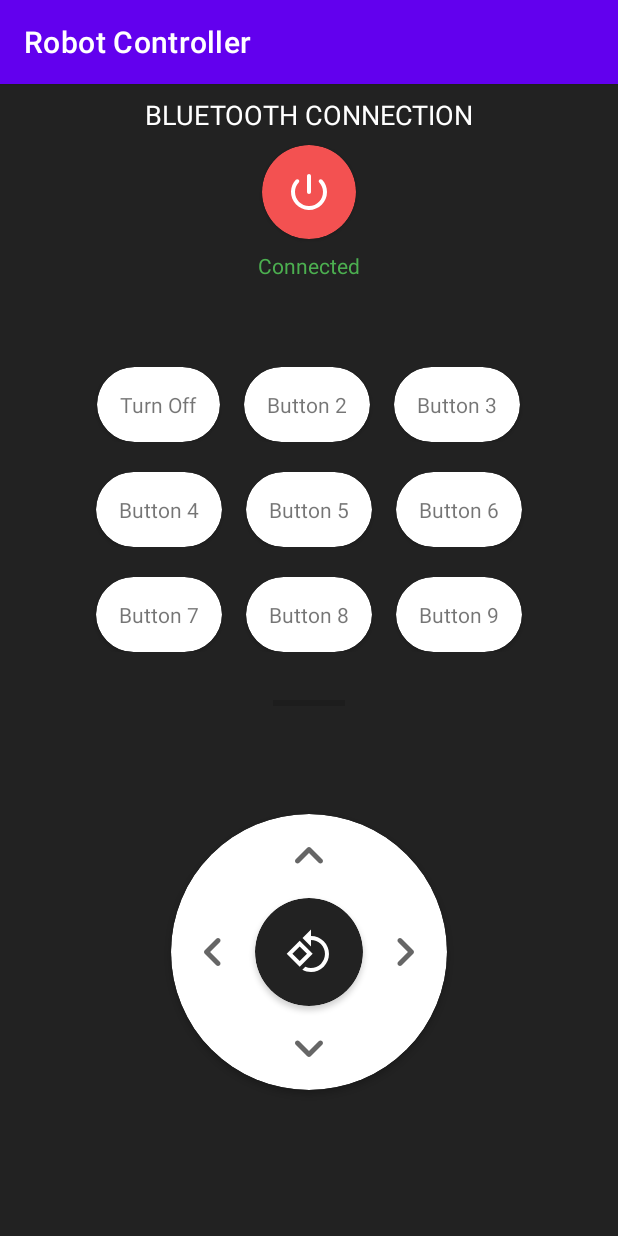
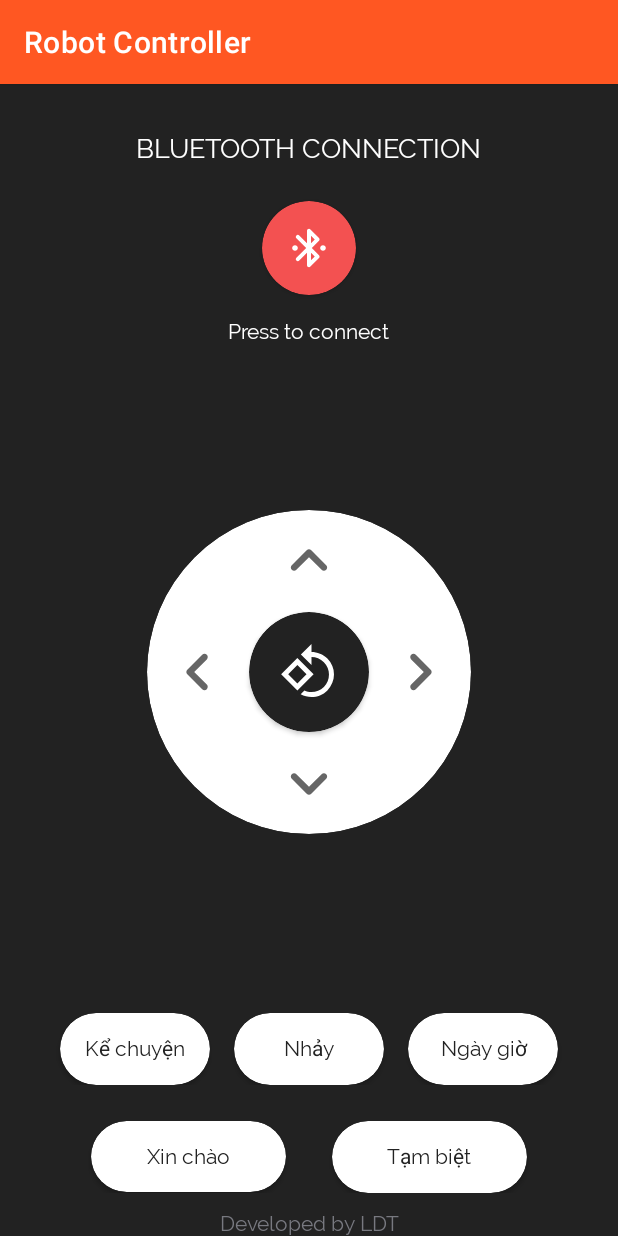
Before and after one commit to lokishengoku/robot_controller, an Android app: the screen it shows after launch (MainActivity), on a phone screen of 412 x 824 dp. Run offline under Robolectric (Android 15) with nearby library versions, the phone set to English and light mode, and no system bars; 2 statements that could not run were skipped.

Commit message:
modify UI

```diff
--- /dev/null
+++ b/app/src/main/res/drawable/ic_round_bluetooth_connected_24.xml
@@ -0,0 +1,10 @@
+<vector xmlns:android="http://schemas.android.com/apk/res/android"
+    android:width="24dp"
+    android:height="24dp"
+    android:viewportWidth="24"
+    android:viewportHeight="24"
+    android:tint="?attr/colorControlNormal">
+  <path
+      android:fillColor="@android:color/white"
+      android:pathData="M6,13c0.55,-0.55 0.55,-1.44 0,-1.99L6,11c-0.55,-0.55 -1.45,-0.55 -2,0s-0.55,1.45 0,2 1.45,0.55 2,0zM20,11c-0.56,-0.56 -1.45,-0.56 -2,-0.01L18,11c-0.55,0.55 -0.55,1.44 0,1.99L18,13c0.55,0.55 1.44,0.55 1.99,0L20,13c0.55,-0.55 0.55,-1.45 0,-2zM17,7l-4.29,-4.29c-0.63,-0.63 -1.71,-0.19 -1.71,0.7v6.18L7.11,5.7c-0.39,-0.39 -1.02,-0.39 -1.41,0 -0.39,0.39 -0.39,1.02 0,1.41L10.59,12 5.7,16.89c-0.39,0.39 -0.39,1.02 0,1.41 0.39,0.39 1.02,0.39 1.41,0L11,14.41v6.18c0,0.89 1.08,1.34 1.71,0.71L17,17c0.39,-0.39 0.39,-1.02 0,-1.42L13.41,12 17,8.42c0.39,-0.39 0.39,-1.03 0,-1.42zM14.88,16.29L13,18.17v-3.76l1.88,1.88zM13,9.59L13,5.83l1.88,1.88L13,9.59z"/>
+</vector>
--- a/app/src/main/res/layout/activity_main.xml
+++ b/app/src/main/res/layout/activity_main.xml
@@ -11,7 +11,7 @@
         android:id="@+id/btnPower"
         android:layout_width="wrap_content"
         android:layout_height="wrap_content"
-        android:layout_marginTop="8dp"
+        android:layout_marginTop="24dp"
         app:cardBackgroundColor="@color/red"
         app:cardCornerRadius="52dp"
         app:contentPadding="15dp"
@@ -23,11 +23,11 @@
             android:id="@+id/imageView6"
             android:layout_width="32dp"
             android:layout_height="32dp"
-            app:srcCompat="@drawable/ic_round_power_settings_new_24"
+            android:contentDescription="@string/power"
+            app:srcCompat="@drawable/ic_round_bluetooth_connected_24"
             app:tint="@color/white"
             tools:layout_editor_absoluteX="144dp"
-            tools:layout_editor_absoluteY="239dp"
-            android:contentDescription="@string/power" />
+            tools:layout_editor_absoluteY="239dp" />
     </androidx.cardview.widget.CardView>
 
 
@@ -35,12 +35,12 @@
         android:id="@+id/cardView3"
         android:layout_width="wrap_content"
         android:layout_height="wrap_content"
-        android:layout_marginBottom="32dp"
+        android:layout_marginTop="16dp"
         app:cardCornerRadius="200dp"
         app:layout_constraintBottom_toBottomOf="parent"
         app:layout_constraintEnd_toEndOf="parent"
         app:layout_constraintStart_toStartOf="parent"
-        app:layout_constraintTop_toBottomOf="@+id/progressBar">
+        app:layout_constraintTop_toTopOf="parent">
 
         <androidx.constraintlayout.widget.ConstraintLayout
             android:layout_width="match_parent"
@@ -63,8 +63,8 @@
                 app:layout_constraintTop_toTopOf="parent">
 
                 <ImageView
-                    android:layout_width="32dp"
-                    android:layout_height="32dp"
+                    android:layout_width="40dp"
+                    android:layout_height="40dp"
                     android:contentDescription="@string/spin"
                     app:srcCompat="@drawable/ic_baseline_rotate_90_degrees_ccw_24"
                     app:tint="@color/white" />
@@ -72,8 +72,8 @@
 
             <ImageView
                 android:id="@+id/btnTurnLeft"
-                android:layout_width="40dp"
-                android:layout_height="40dp"
+                android:layout_width="52dp"
+                android:layout_height="52dp"
                 android:layout_marginStart="8dp"
                 android:layout_marginEnd="8dp"
                 android:contentDescription="@string/turn_left"
@@ -85,8 +85,8 @@
 
             <ImageView
                 android:id="@+id/btnTurnRight"
-                android:layout_width="40dp"
-                android:layout_height="40dp"
+                android:layout_width="52dp"
+                android:layout_height="52dp"
                 android:layout_marginStart="8dp"
                 android:layout_marginEnd="8dp"
                 android:contentDescription="@string/turn_right"
@@ -98,8 +98,8 @@
 
             <ImageView
                 android:id="@+id/btnMoveOn"
-                android:layout_width="40dp"
-                android:layout_height="40dp"
+                android:layout_width="52dp"
+                android:layout_height="52dp"
                 android:layout_marginTop="8dp"
                 android:layout_marginBottom="8dp"
                 android:contentDescription="@string/move_on"
@@ -111,8 +111,8 @@
 
             <ImageView
                 android:id="@+id/btnGoBack"
-                android:layout_width="40dp"
-                android:layout_height="40dp"
+                android:layout_width="52dp"
+                android:layout_height="52dp"
                 android:layout_marginTop="8dp"
                 android:layout_marginBottom="8dp"
                 android:contentDescription="@string/go_back"
@@ -129,7 +129,8 @@
         android:id="@+id/textView"
         android:layout_width="wrap_content"
         android:layout_height="wrap_content"
-        android:layout_marginTop="8dp"
+        android:layout_marginTop="32dp"
+        android:fontFamily="@font/raleway"
         android:text="@string/bluetooth_connection"
         android:textColor="#FFFFFF"
         android:textSize="18sp"
@@ -137,178 +138,129 @@
         app:layout_constraintStart_toStartOf="@+id/btnPower"
         app:layout_constraintTop_toTopOf="parent" />
 
+
     <LinearLayout
         android:id="@+id/linearLayout"
         android:layout_width="match_parent"
-        android:layout_height="0dp"
-        android:layout_marginTop="48dp"
+        android:layout_height="wrap_content"
         android:orientation="vertical"
+        app:layout_constraintBottom_toTopOf="@+id/textView2"
         app:layout_constraintEnd_toEndOf="parent"
         app:layout_constraintStart_toStartOf="parent"
-        app:layout_constraintTop_toBottomOf="@+id/txtBluetoothStatus">
+        app:layout_constraintTop_toBottomOf="@+id/cardView3"
+        app:layout_constraintVertical_bias="1.0">
 
         <LinearLayout
             android:layout_width="match_parent"
             android:layout_height="wrap_content"
-            android:layout_marginVertical="10dp"
+            android:layout_marginVertical="12dp"
             android:gravity="center"
-            android:orientation="horizontal"
-            android:paddingHorizontal="16dp">
+            android:orientation="horizontal">
 
             <androidx.cardview.widget.CardView
-                android:id="@+id/btn1"
-                android:layout_width="wrap_content"
+                android:id="@+id/btnTalk"
+                android:layout_width="100dp"
                 android:layout_height="wrap_content"
                 android:layout_marginHorizontal="8dp"
-                app:cardCornerRadius="50dp"
-                app:contentPadding="15dp">
-
-                <TextView
-                    android:id="@+id/txtBtn1"
-                    android:layout_width="match_parent"
-                    android:layout_height="match_parent"
-                    android:text="Turn Off" />
-            </androidx.cardview.widget.CardView>
-
-            <androidx.cardview.widget.CardView
-                android:id="@+id/btn2"
-                android:layout_width="wrap_content"
-                android:layout_height="wrap_content"
-                android:layout_marginHorizontal="8dp"
-                app:cardCornerRadius="50dp"
-                app:contentPadding="15dp">
+                app:cardCornerRadius="50dp">
 
                 <TextView
                     android:layout_width="match_parent"
                     android:layout_height="match_parent"
-                    android:text="Button 2" />
+                    android:layout_marginVertical="15dp"
+                    android:fontFamily="@font/raleway"
+                    android:text="@string/talk"
+                    android:textAlignment="center"
+                    android:textColor="@color/dark" />
             </androidx.cardview.widget.CardView>
 
             <androidx.cardview.widget.CardView
-                android:id="@+id/btn3"
-                android:layout_width="wrap_content"
+                android:id="@+id/btnDance"
+                android:layout_width="100dp"
                 android:layout_height="wrap_content"
                 android:layout_marginHorizontal="8dp"
-                app:cardCornerRadius="50dp"
-                app:contentPadding="15dp">
+                app:cardCornerRadius="50dp">
 
                 <TextView
                     android:layout_width="match_parent"
                     android:layout_height="match_parent"
-                    android:text="Button 3" />
+                    android:layout_marginVertical="15dp"
+                    android:fontFamily="@font/raleway"
+                    android:text="@string/nh_y"
+                    android:textAlignment="center"
+                    android:textColor="@color/dark" />
+            </androidx.cardview.widget.CardView>
+
+            <androidx.cardview.widget.CardView
+                android:id="@+id/btnTime"
+                android:layout_width="100dp"
+                android:layout_height="wrap_content"
+                android:layout_marginHorizontal="8dp"
+                app:cardCornerRadius="50dp">
+
+                <TextView
+                    android:layout_width="match_parent"
+                    android:layout_height="match_parent"
+                    android:layout_marginVertical="15dp"
+                    android:fontFamily="@font/raleway"
+                    android:text="@string/ng_y_gi"
+                    android:textAlignment="center"
+                    android:textColor="@color/dark" />
             </androidx.cardview.widget.CardView>
         </LinearLayout>
 
         <LinearLayout
             android:layout_width="match_parent"
             android:layout_height="wrap_content"
-            android:layout_marginVertical="10dp"
+            android:layout_marginVertical="12dp"
             android:gravity="center"
-            android:orientation="horizontal"
-            android:paddingHorizontal="16dp">
+            android:orientation="horizontal">
 
             <androidx.cardview.widget.CardView
-                android:id="@+id/btn4"
-                android:layout_width="wrap_content"
+                android:id="@+id/btnHello"
+                android:layout_width="130dp"
                 android:layout_height="wrap_content"
-                android:layout_marginHorizontal="8dp"
-                app:cardCornerRadius="50dp"
-                app:contentPadding="15dp">
+                android:layout_marginHorizontal="15dp"
+                app:cardCornerRadius="50dp">
 
                 <TextView
                     android:layout_width="match_parent"
-                    android:layout_height="match_parent"
-                    android:text="Button 4" />
+                    android:layout_height="wrap_content"
+                    android:layout_marginVertical="15dp"
+                    android:fontFamily="@font/raleway"
+                    android:text="@string/xin_ch_o"
+                    android:textAlignment="center"
+                    android:textColor="@color/dark" />
             </androidx.cardview.widget.CardView>
 
             <androidx.cardview.widget.CardView
-                android:id="@+id/btn5"
-                android:layout_width="wrap_content"
+                android:id="@+id/btnGoodbye"
+                android:layout_width="130dp"
                 android:layout_height="wrap_content"
-                android:layout_marginHorizontal="8dp"
-                app:cardCornerRadius="50dp"
-                app:contentPadding="15dp">
+                android:layout_marginHorizontal="15dp"
+                app:cardCornerRadius="50dp">
 
                 <TextView
                     android:layout_width="match_parent"
-                    android:layout_height="match_parent"
-                    android:text="Button 5" />
-            </androidx.cardview.widget.CardView>
-
-            <androidx.cardview.widget.CardView
-                android:id="@+id/btn6"
-                android:layout_width="wrap_content"
-                android:layout_height="wrap_content"
-                android:layout_marginHorizontal="8dp"
-                app:cardCornerRadius="50dp"
-                app:contentPadding="15dp">
-
-                <TextView
-                    android:layout_width="match_parent"
-                    android:layout_height="match_parent"
-                    android:text="Button 6" />
+                    android:layout_height="wrap_content"
+                    android:layout_marginVertical="15dp"
+                    android:fontFamily="@font/raleway"
+                    android:text="@string/t_m_bi_t"
+                    android:textAlignment="center"
+                    android:textColor="@color/dark" />
             </androidx.cardview.widget.CardView>
         </LinearLayout>
 
-        <LinearLayout
-            android:layout_width="match_parent"
-            android:layout_height="wrap_content"
-            android:layout_marginVertical="10dp"
-            android:gravity="center"
-            android:orientation="horizontal"
-            android:paddingHorizontal="16dp">
-
-            <androidx.cardview.widget.CardView
-                android:id="@+id/btn7"
-                android:layout_width="wrap_content"
-                android:layout_height="wrap_content"
-                android:layout_marginHorizontal="8dp"
-                app:cardCornerRadius="50dp"
-                app:contentPadding="15dp">
-
-                <TextView
-                    android:layout_width="match_parent"
-                    android:layout_height="match_parent"
-                    android:text="Button 7" />
-            </androidx.cardview.widget.CardView>
-
-            <androidx.cardview.widget.CardView
-                android:id="@+id/btn8"
-                android:layout_width="wrap_content"
-                android:layout_height="wrap_content"
-                android:layout_marginHorizontal="8dp"
-                app:cardCornerRadius="50dp"
-                app:contentPadding="15dp">
-
-                <TextView
-                    android:layout_width="match_parent"
-                    android:layout_height="match_parent"
-                    android:text="Button 8" />
-            </androidx.cardview.widget.CardView>
-
-            <androidx.cardview.widget.CardView
-                android:id="@+id/btn9"
-                android:layout_width="wrap_content"
-                android:layout_height="wrap_content"
-                android:layout_marginHorizontal="8dp"
-                app:cardCornerRadius="50dp"
-                app:contentPadding="15dp">
-
-                <TextView
-                    android:layout_width="match_parent"
-                    android:layout_height="match_parent"
-                    android:text="Button 9" />
-            </androidx.cardview.widget.CardView>
-        </LinearLayout>
     </LinearLayout>
 
     <TextView
         android:id="@+id/txtBluetoothStatus"
         android:layout_width="wrap_content"
         android:layout_height="wrap_content"
-        android:layout_marginTop="8dp"
-        android:text="Connected"
-        android:textColor="#4CAF50"
+        android:layout_marginTop="16dp"
+        android:fontFamily="@font/raleway"
+        android:text="Press to connect"
+        android:textColor="@color/white"
         app:layout_constraintEnd_toEndOf="@+id/btnPower"
         app:layout_constraintStart_toStartOf="@+id/btnPower"
         app:layout_constraintTop_toBottomOf="@+id/btnPower" />
@@ -316,11 +268,26 @@
     <ProgressBar
         android:id="@+id/progressBar"
         style="?android:attr/progressBarStyleHorizontal"
+        android:indeterminate="true"
+        android:visibility="gone"
+        android:layout_width="200dp"
+        android:layout_height="wrap_content"
+        android:layout_marginStart="48dp"
+        android:layout_marginTop="16dp"
+        android:layout_marginEnd="48dp"
+        app:layout_constraintEnd_toEndOf="parent"
+        app:layout_constraintStart_toStartOf="parent"
+        app:layout_constraintTop_toBottomOf="@+id/txtBluetoothStatus" />
+
+    <TextView
+        android:id="@+id/textView2"
         android:layout_width="wrap_content"
         android:layout_height="wrap_content"
-        android:layout_marginTop="16dp"
+        android:fontFamily="@font/raleway"
+        android:text="@string/developed_by_ldt"
+        android:textAlignment="center"
+        android:textColor="#787980"
+        app:layout_constraintBottom_toBottomOf="parent"
         app:layout_constraintEnd_toEndOf="parent"
-        app:layout_constraintStart_toStartOf="parent"
-        app:layout_constraintTop_toBottomOf="@+id/linearLayout" />
-
+        app:layout_constraintStart_toStartOf="parent" />
 </androidx.constraintlayout.widget.ConstraintLayout>
--- a/app/src/main/res/layout/activity_select_device.xml
+++ b/app/src/main/res/layout/activity_select_device.xml
@@ -4,6 +4,7 @@
     xmlns:tools="http://schemas.android.com/tools"
     android:layout_width="match_parent"
     android:layout_height="match_parent"
+    android:background="@color/dark"
     tools:context=".SelectDeviceActivity">
     <androidx.recyclerview.widget.RecyclerView
         android:id="@+id/recyclerViewDevice"
@@ -12,4 +13,15 @@
         app:layout_constraintEnd_toEndOf="parent"
         app:layout_constraintStart_toStartOf="parent"
         app:layout_constraintTop_toTopOf="parent" />
+    <TextView
+        android:id="@+id/textView2"
+        android:layout_width="wrap_content"
+        android:layout_height="wrap_content"
+        android:fontFamily="@font/raleway"
+        android:text="@string/developed_by_ldt"
+        android:textAlignment="center"
+        android:textColor="#787980"
+        app:layout_constraintBottom_toBottomOf="parent"
+        app:layout_constraintEnd_toEndOf="parent"
+        app:layout_constraintStart_toStartOf="parent" />
 </androidx.constraintlayout.widget.ConstraintLayout>
--- a/app/src/main/res/layout/device_info_layout.xml
+++ b/app/src/main/res/layout/device_info_layout.xml
@@ -4,40 +4,45 @@
     android:layout_width="match_parent"
     android:layout_height="wrap_content"
     xmlns:app="http://schemas.android.com/apk/res-auto">
-    <LinearLayout
-        android:id="@+id/linearLayoutDeviceInfo"
+
+    <androidx.cardview.widget.CardView
         android:layout_width="match_parent"
         android:layout_height="wrap_content"
+        android:layout_marginVertical="16dp"
         android:layout_marginStart="16dp"
-        android:layout_marginTop="16dp"
         android:layout_marginEnd="16dp"
-        android:orientation="vertical"
+        app:cardCornerRadius="10dp"
+        app:layout_constraintBottom_toBottomOf="parent"
         app:layout_constraintEnd_toEndOf="parent"
         app:layout_constraintStart_toStartOf="parent"
         app:layout_constraintTop_toTopOf="parent">
 
-        <TextView
-            android:id="@+id/textViewDeviceName"
+        <LinearLayout
+            android:id="@+id/linearLayoutDeviceInfo"
             android:layout_width="match_parent"
             android:layout_height="wrap_content"
-            android:textSize="18sp"
-            android:textStyle="bold" />
+            android:layout_marginHorizontal="15dp"
+            android:layout_marginVertical="8dp"
+            android:orientation="vertical">
 
-        <TextView
-            android:id="@+id/textViewDeviceAddress"
-            android:layout_width="match_parent"
-            android:layout_height="wrap_content" />
-    </LinearLayout>
+            <TextView
+                android:id="@+id/textViewDeviceName"
+                android:layout_width="match_parent"
+                android:layout_height="wrap_content"
+                android:fontFamily="@font/raleway"
+                android:textColor="@color/dark"
+                android:textSize="18sp"
+                android:textStyle="bold"
+                android:text="@string/device_name"/>
 
-    <View
-        android:id="@+id/divider"
-        android:layout_width="0dp"
-        android:layout_height="1dp"
-        android:layout_marginStart="16dp"
-        android:layout_marginTop="16dp"
-        android:layout_marginEnd="16dp"
-        android:background="?android:attr/listDivider"
-        app:layout_constraintEnd_toEndOf="parent"
-        app:layout_constraintStart_toStartOf="parent"
-        app:layout_constraintTop_toBottomOf="@+id/linearLayoutDeviceInfo" />
+            <TextView
+                android:id="@+id/textViewDeviceAddress"
+                android:layout_width="match_parent"
+                android:layout_height="wrap_content"
+                android:layout_marginTop="5dp"
+                android:fontFamily="@font/raleway"
+                android:textColor="@color/dark"
+                android:text="@string/device_address"/>
+        </LinearLayout>
+    </androidx.cardview.widget.CardView>
 </androidx.constraintlayout.widget.ConstraintLayout>
--- a/app/src/main/res/values/colors.xml
+++ b/app/src/main/res/values/colors.xml
@@ -1,5 +1,7 @@
 <?xml version="1.0" encoding="utf-8"?>
 <resources>
+    <color name="primary">#FF5722</color>
+    <color name="primaryV">#B8401A</color>
     <color name="purple_200">#FFBB86FC</color>
     <color name="purple_500">#FF6200EE</color>
     <color name="purple_700">#FF3700B3</color>
--- a/app/src/main/res/values/strings.xml
+++ b/app/src/main/res/values/strings.xml
@@ -7,4 +7,12 @@
     <string name="turn_left">turn left</string>
     <string name="spin">spin</string>
     <string name="power">power</string>
+    <string name="device_name">DEVICE NAME</string>
+    <string name="device_address">Device address</string>
+    <string name="xin_ch_o">Xin chào</string>
+    <string name="t_m_bi_t">Tạm biệt</string>
+    <string name="nh_y">Nhảy</string>
+    <string name="talk">Kể chuyện</string>
+    <string name="ng_y_gi">Ngày giờ</string>
+    <string name="developed_by_ldt">Developed by LDT</string>
 </resources>
--- a/app/src/main/res/values/themes.xml
+++ b/app/src/main/res/values/themes.xml
@@ -2,8 +2,8 @@
     <!-- Base application theme. -->
     <style name="Theme.RobotController" parent="Theme.MaterialComponents.DayNight.DarkActionBar">
         <!-- Primary brand color. -->
-        <item name="colorPrimary">@color/purple_500</item>
-        <item name="colorPrimaryVariant">@color/purple_700</item>
+        <item name="colorPrimary">@color/primary</item>
+        <item name="colorPrimaryVariant">@color/primaryV</item>
         <item name="colorOnPrimary">@color/white</item>
         <!-- Secondary brand color. -->
         <item name="colorSecondary">@color/teal_200</item>
```
Also changed, not shown: app/src/main/res/font/raleway.ttf (added).
